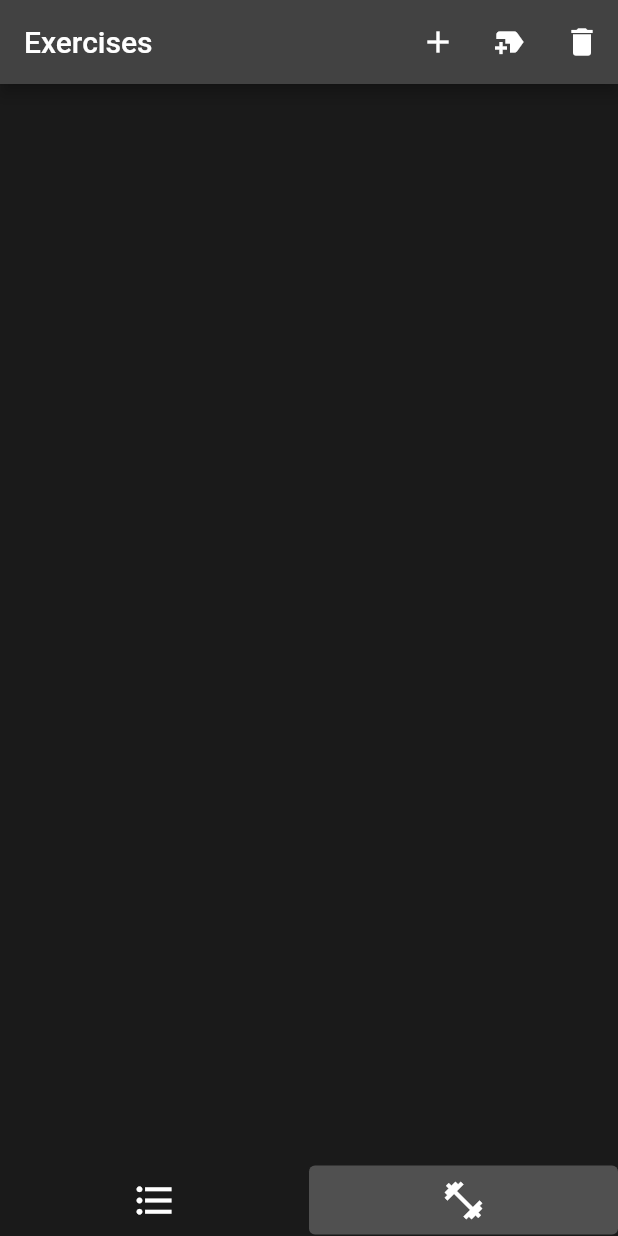
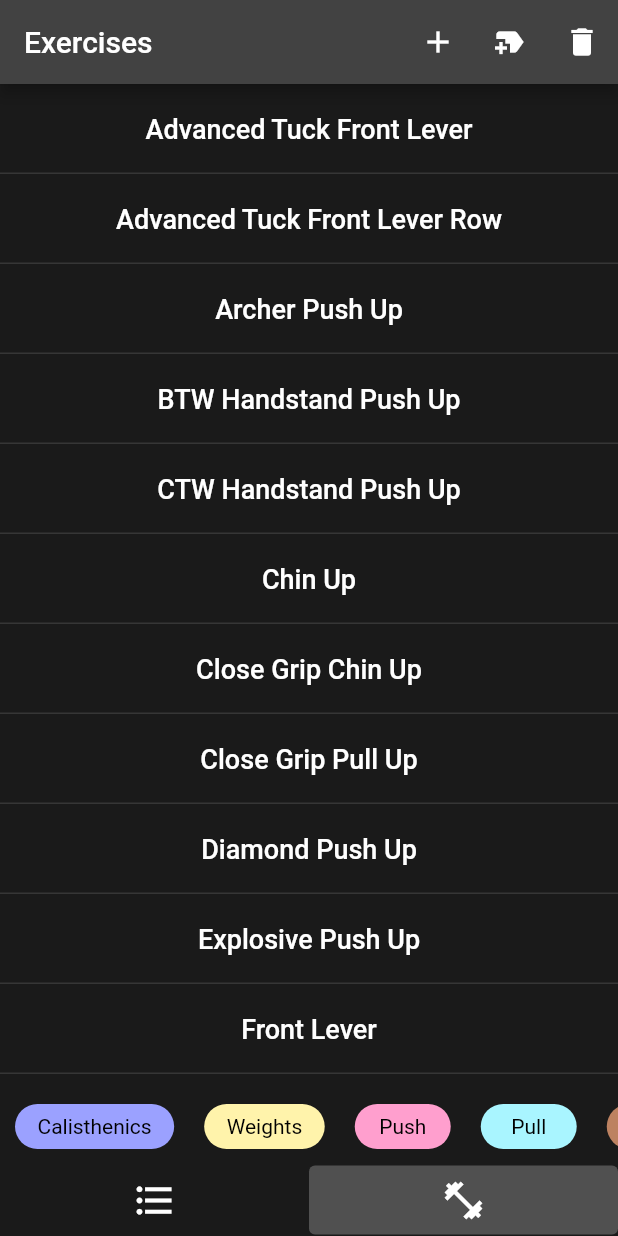
Before and after one commit to shen-kit/workoutApp, a Flutter app: the screen it shows after launch, after a tap on the "fitness center" icon, on a phone screen of 412 x 824 dp. Run offline on Flutter 3.47's test engine with Material 2 defaults, Android fonts, the light colour scheme and no system bars; drawn by our look-alikes of flutter_slidable; our stand-ins replace flutter_colorpicker, sqflite; missing offline and left inert: confirm_dialog; accounts and stored records are empty.

Commit message:
Finished v1.0 - UI tweaks to fit phone

```diff
--- a/workout_app/lib/Data/db_helper.dart
+++ b/workout_app/lib/Data/db_helper.dart
@@ -14,6 +14,65 @@ class DatabaseHelper {
   static Database? _database;
   Future<Database> get database async => _database ?? await _initDatabase();
 
+  //#region database defaults
+
+  List<String> createTableCommands = [
+    'CREATE TABLE routines(id INTEGER PRIMARY KEY, name TEXT, goals TEXT, routineOrder INTEGER)',
+    'CREATE TABLE workouts(id INTEGER PRIMARY KEY, routineId INTEGER REFERENCES routines(id), name TEXT, workoutOrder INTEGER)',
+    'CREATE TABLE tags(id INTEGER PRIMARY KEY, name TEXT, color INTEGER, tagOrder)',
+    'CREATE TABLE exercises(id INTEGER PRIMARY KEY, name TEXT)',
+    'CREATE TABLE exerciseTags(exerciseId INTEGER REFERENCES exercises(id), tagId INTEGER REFERENCES tags(id))',
+    'CREATE TABLE workoutExercises(id INTEGER PRIMARY KEY, workoutId INTEGER REFERENCES workouts(id), exerciseId INTEGER REFERENCES exercises(id), sets TEXT, reps TEXT, notes TEXT, weight TEXT, exerciseOrder INTEGER, superset INTEGER)',
+  ];
+
+  static List<TagInfo> defaultTags = [
+    TagInfo(order: 0, color: 0, name: 'Calisthenics'),
+    TagInfo(order: 1, color: 1, name: 'Weights'),
+    TagInfo(order: 2, color: 2, name: 'Push'),
+    TagInfo(order: 3, color: 3, name: 'Pull'),
+    TagInfo(order: 4, color: 4, name: 'Horizontal'),
+    TagInfo(order: 5, color: 5, name: 'Vertical'),
+  ];
+
+  static List<ExerciseInfo> defaultExercises = [
+    // horizontal pushing
+    ExerciseInfo(name: 'Push Up', tags: [1, 3, 5]),
+    ExerciseInfo(name: 'Wide Push Up', tags: [1, 3, 5]),
+    ExerciseInfo(name: 'Diamond Push Up', tags: [1, 3, 5]),
+    ExerciseInfo(name: 'Explosive Push Up', tags: [1, 3, 5]),
+    ExerciseInfo(name: 'Pseudo Planche Push Up', tags: [1, 3, 5]),
+    ExerciseInfo(name: 'Tuck Planche Push Up', tags: [1, 3, 5]),
+    ExerciseInfo(name: 'Archer Push Up', tags: [1, 3, 5]),
+    ExerciseInfo(name: 'Planche Lean', tags: [1, 3, 5]),
+    ExerciseInfo(name: 'Tuck Planche', tags: [1, 3, 5]),
+    // vertical pushing
+    ExerciseInfo(name: 'Pike Push Up', tags: [1, 3, 6]),
+    ExerciseInfo(name: 'BTW Handstand Push Up', tags: [1, 3, 6]),
+    ExerciseInfo(name: 'CTW Handstand Push Up', tags: [1, 3, 6]),
+    ExerciseInfo(name: 'Handstand Push Up Eccentric', tags: [1, 3, 6]),
+    ExerciseInfo(name: 'Handstand Push Up', tags: [1, 3, 6]),
+    // vertical pulling
+    ExerciseInfo(name: 'Pull Up', tags: [1, 4, 6]),
+    ExerciseInfo(name: 'Wide Pull Up', tags: [1, 4, 6]),
+    ExerciseInfo(name: 'Close Grip Pull Up', tags: [1, 4, 6]),
+    ExerciseInfo(name: 'L-Sit Pull Up', tags: [1, 4, 6]),
+    ExerciseInfo(name: 'Chin Up', tags: [1, 4, 6]),
+    ExerciseInfo(name: 'Close Grip Chin Up', tags: [1, 4, 6]),
+    ExerciseInfo(name: 'L-Sit Chin Up', tags: [1, 4, 6]),
+    // horizontal pulling
+    ExerciseInfo(name: 'Inverted Row', tags: [1, 4, 5]),
+    ExerciseInfo(name: 'Front Lever', tags: [1, 4, 5]),
+    ExerciseInfo(name: 'Straddle Front Lever', tags: [1, 4, 5]),
+    ExerciseInfo(name: 'Tuck Front Lever', tags: [1, 4, 5]),
+    ExerciseInfo(name: 'Advanced Tuck Front Lever', tags: [1, 4, 5]),
+    ExerciseInfo(name: 'Front Lever Ring Raise', tags: [1, 4, 5]),
+    ExerciseInfo(name: 'Tuck Front Lever Row', tags: [1, 4, 5]),
+    ExerciseInfo(name: 'Advanced Tuck Front Lever Row', tags: [1, 4, 5]),
+    ExerciseInfo(name: 'Front Lever Raise', tags: [1, 4, 5]),
+  ];
+
+  //#endregion database defaults
+
   // create the database
   Future<Database> _initDatabase() async {
     String path = join(await getDatabasesPath(), _dbName);
@@ -22,24 +81,29 @@ class DatabaseHelper {
 
   // create the tables in the database
   Future _onCreate(Database db, int version) async {
-    db.execute(
-      'CREATE TABLE routines(id INTEGER PRIMARY KEY, name TEXT, goals TEXT, routineOrder INTEGER)',
-    );
-    db.execute(
-      'CREATE TABLE workouts(id INTEGER PRIMARY KEY, routineId INTEGER REFERENCES routines(id), name TEXT, workoutOrder INTEGER)',
-    );
-    db.execute(
-      'CREATE TABLE tags(id INTEGER PRIMARY KEY, name TEXT, color INTEGER, tagOrder)',
-    );
-    db.execute(
-      'CREATE TABLE exercises(id INTEGER PRIMARY KEY, name TEXT)',
-    );
-    db.execute(
-      'CREATE TABLE exerciseTags(exerciseId INTEGER REFERENCES exercises(id), tagId INTEGER REFERENCES tags(id))',
-    );
-    db.execute(
-      'CREATE TABLE workoutExercises(id INTEGER PRIMARY KEY, workoutId INTEGER REFERENCES workouts(id), exerciseId INTEGER REFERENCES exercises(id), sets TEXT, reps TEXT, notes TEXT, weight TEXT, exerciseOrder INTEGER, superset INTEGER)',
-    );
+    for (var i = 0; i < createTableCommands.length; i++) {
+      await db.execute(createTableCommands[i]);
+    }
+    for (var i = 0; i < defaultTags.length; i++) {
+      var tag = defaultTags[i];
+      await db.insert(
+        'tags',
+        {'name': tag.name, 'color': tag.color, 'tagOrder': tag.order},
+      );
+    }
+    for (var i = 0; i < defaultExercises.length; i++) {
+      var exercise = defaultExercises[i];
+      int exerciseId = await db.insert(
+        'exercises',
+        {'name': exercise.name},
+      );
+      for (var i = 0; i < exercise.tags.length; i++) {
+        await db.insert(
+          'exerciseTags',
+          {'exerciseId': exerciseId, 'tagId': exercise.tags[i]},
+        );
+      }
+    }
   }
 
   //#region Tags
--- a/workout_app/lib/main.dart
+++ b/workout_app/lib/main.dart
@@ -30,7 +30,6 @@ class MyApp extends StatelessWidget {
         ),
       ),
       themeMode: ThemeMode.dark,
-      // home: const workout_page.Workout(workoutId: 0, name: 'Hypertrophy'),6
       home: const Routines(),
     );
   }
--- a/workout_app/lib/routes/new_workout_exercise.dart
+++ b/workout_app/lib/routes/new_workout_exercise.dart
@@ -28,7 +28,7 @@ class _NewWorkoutExerciseState extends State<NewWorkoutExercise> {
   TextEditingController supersetController = TextEditingController();
   TextEditingController notesController = TextEditingController();
 
-  final double textFieldWidth = 160;
+  final double textFieldWidth = 140;
 
   @override
   void initState() {
@@ -154,7 +154,7 @@ class _NewWorkoutExerciseState extends State<NewWorkoutExercise> {
                 Container(
                   padding: EdgeInsets.zero,
                   height: 50,
-                  width: 160,
+                  width: textFieldWidth,
                   decoration: const BoxDecoration(
                     borderRadius: BorderRadius.all(
                       Radius.circular(10),
@@ -176,7 +176,7 @@ class _NewWorkoutExerciseState extends State<NewWorkoutExercise> {
                 Container(
                   padding: EdgeInsets.zero,
                   height: 50,
-                  width: 160,
+                  width: textFieldWidth,
                   decoration: const BoxDecoration(
                     borderRadius: BorderRadius.all(
                       Radius.circular(10),
--- a/workout_app/lib/routes/routine.dart
+++ b/workout_app/lib/routes/routine.dart
@@ -29,7 +29,7 @@ class _RoutineState extends State<Routine> {
     goalsText = widget.goals.replaceAll(',', '\n');
   }
 
-  Future<void> showNewExerciseDialog(context) async {
+  Future<void> showNewWorkoutDialog(context) async {
     final nameController = TextEditingController();
     return showDialog<void>(
       context: context,
@@ -142,7 +142,7 @@ class _RoutineState extends State<Routine> {
                 icon: const Icon(Icons.add),
                 tooltip: 'New routine',
                 onPressed: () {
-                  showNewExerciseDialog(context);
+                  showNewWorkoutDialog(context);
                 },
               ),
             ],
```
